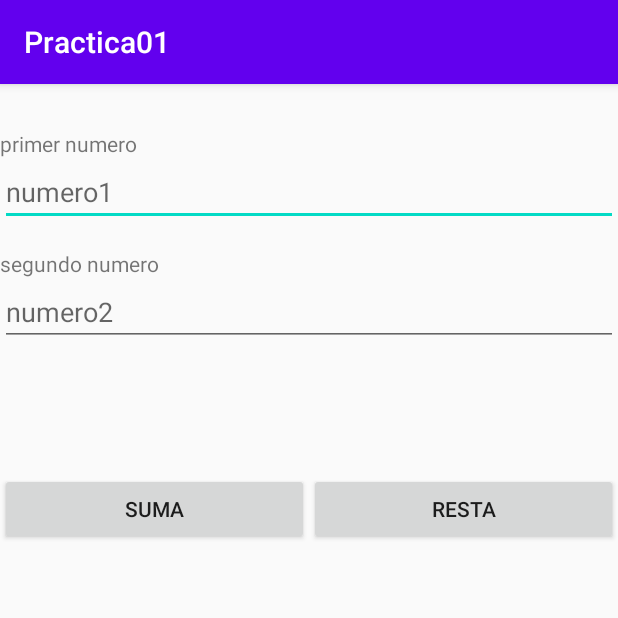
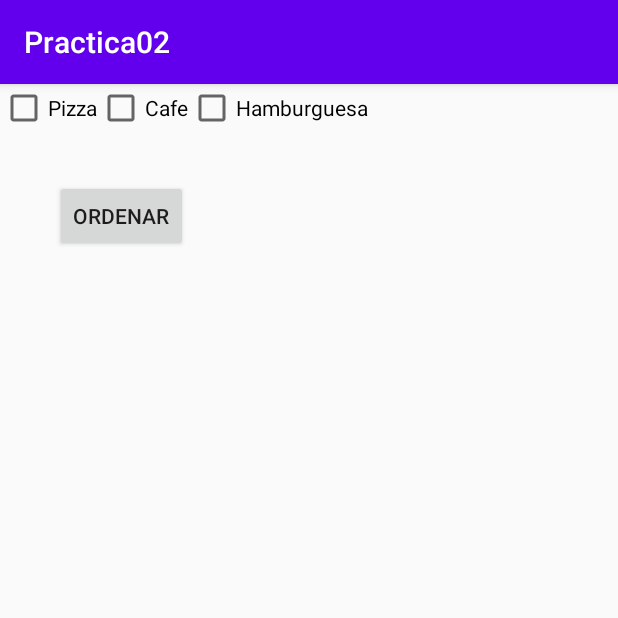
Before and after one commit to Guillermoo12/PDM2020, an Android app: the screen it shows after launch (MainActivity), on a phone screen of 412 x 824 dp, the top half of it. Run offline under Robolectric (Android 15) with nearby library versions, the phone set to English and light mode, and no system bars.

Commit message:
Practica 2

```diff
--- a/src/main/AndroidManifest.xml
+++ b/src/main/AndroidManifest.xml
@@ -1,6 +1,6 @@
 <?xml version="1.0" encoding="utf-8"?>
 <manifest xmlns:android="http://schemas.android.com/apk/res/android"
-    package="com.example.practica01">
+    package="com.example.practica02">
 
     <application
         android:allowBackup="true"
--- /dev/null
+++ b/src/main/java/com/example/practica02/MainActivity.java
@@ -0,0 +1,51 @@
+package com.example.practica02;
+
+import androidx.appcompat.app.AppCompatActivity;
+
+import android.os.Bundle;
+import android.view.View;
+import android.view.Menu;
+import android.view.View.OnClickListener;
+import android.widget.*;
+
+public class MainActivity extends AppCompatActivity {
+        CheckBox pizza,cafe,hamb;
+        Button btnOrden;
+    @Override
+    protected void onCreate(Bundle savedInstanceState) {
+        super.onCreate(savedInstanceState);
+        setContentView(R.layout.activity_main);
+        addListenerOnButtonClick();
+    }
+
+    private void addListenerOnButtonClick() {
+        pizza=(CheckBox)findViewById(R.id.checkbox1);
+        cafe=(CheckBox)findViewById(R.id.checkbox2);
+        hamb=(CheckBox)findViewById(R.id.checkbox3);
+        btnOrden=(Button) findViewById(R.id.button1);
+
+        btnOrden.setOnClickListener((new OnClickListener() {
+            @Override
+            public void onClick(View v) {
+                int total=0;
+                StringBuilder result=new StringBuilder();
+                result.append("Productos Seleccionados:");
+                if(pizza.isChecked()){
+                    result.append("\nPizza $50");
+                    total +=50;
+                }
+                if(cafe.isChecked()){
+                    result.append("\nCafe $25");
+                    total +=25;
+                }
+                if(hamb.isChecked()){
+                    result.append("\nHamburguesa $45");
+                    total +=45;
+                }
+                result.append("\nTotal: "+total+" pesos");
+                Toast.makeText(getApplicationContext(),result.toString(),Toast.LENGTH_LONG).show();
+            }
+        }));
+    }
+
+}
--- a/src/main/res/layout/activity_main.xml
+++ b/src/main/res/layout/activity_main.xml
@@ -1,63 +1,41 @@
 <?xml version="1.0" encoding="utf-8"?>
-<androidx.constraintlayout.widget.ConstraintLayout xmlns:android="http://schemas.android.com/apk/res/android"
+<RelativeLayout xmlns:android="http://schemas.android.com/apk/res/android"
     xmlns:app="http://schemas.android.com/apk/res-auto"
     xmlns:tools="http://schemas.android.com/tools"
     android:layout_width="match_parent"
     android:layout_height="match_parent"
     tools:context=".MainActivity">
 
-<LinearLayout
-    android:layout_width="fill_parent"
-    android:layout_height="fill_parent"
-    android:orientation="vertical">
-    <TextView
-        android:layout_marginTop="30dp"
-        android:layout_width="fill_parent"
+<CheckBox
+    android:id="@+id/checkbox1"
+    android:layout_width="wrap_content"
+    android:layout_height="wrap_content"
+    android:layout_alignParentLeft="true"
+    android:layout_alignParentTop="true"
+    android:text="Pizza"/>
+
+    <CheckBox
+        android:id="@+id/checkbox2"
+        android:layout_width="wrap_content"
         android:layout_height="wrap_content"
-        android:text="primer numero"/>
-    <EditText
-        android:id="@+id/numero1"
-        android:hint="numero1"
-        android:layout_width="match_parent"
+        android:layout_alignParentTop="true"
+        android:layout_toRightOf="@id/checkbox1"
+        android:text="Cafe"/>
+
+    <CheckBox
+        android:id="@+id/checkbox3"
+        android:layout_width="wrap_content"
         android:layout_height="wrap_content"
-        android:inputType="phone">
-        <requestFocus/>
-    </EditText>
-    <TextView
-        android:layout_marginTop="15dp"
-        android:layout_width="fill_parent"
+        android:layout_alignParentTop="true"
+        android:layout_toRightOf="@id/checkbox2"
+        android:text="Hamburguesa"/>
+    <Button
+        android:id="@+id/button1"
+        android:layout_width="wrap_content"
         android:layout_height="wrap_content"
-        android:text="segundo numero"/>
-    <EditText
-        android:id="@+id/numero2"
-        android:hint="numero2"
-        android:layout_width="match_parent"
-        android:layout_height="wrap_content"
-        android:inputType="phone"/>
-    <TextView
-        android:id="@+id/resultado"
-        android:layout_marginTop="30dp"
-        android:textSize="25dp"
-        android:layout_width="fill_parent"
-        android:layout_height="wrap_content"
-        android:text=""/>
-    <LinearLayout
-        android:layout_width="fill_parent"
-        android:layout_height="wrap_content"
-        android:layout_marginTop="20dp"
-        android:orientation="horizontal">
-        <Button
-            android:id="@+id/btnSuma"
-            android:layout_width="fill_parent"
-            android:layout_height="wrap_content"
-            android:layout_weight="1"
-            android:text="Suma"/>
-        <Button
-            android:id="@+id/btnResta"
-            android:layout_width="fill_parent"
-            android:layout_height="wrap_content"
-            android:layout_weight="1"
-            android:text="Resta"/>
-    </LinearLayout>
-</LinearLayout>
-</androidx.constraintlayout.widget.ConstraintLayout>
+        android:layout_marginTop="32dp"
+        android:layout_below="@id/checkbox2"
+        android:layout_toLeftOf="@id/checkbox3"
+        android:text="Ordenar"/>
+
+</RelativeLayout>
--- a/src/main/res/values/strings.xml
+++ b/src/main/res/values/strings.xml
@@ -1,3 +1,3 @@
 <resources>
-    <string name="app_name">Practica01</string>
+    <string name="app_name">Practica02</string>
 </resources>
```
Also changed, not shown: 2 other files.
